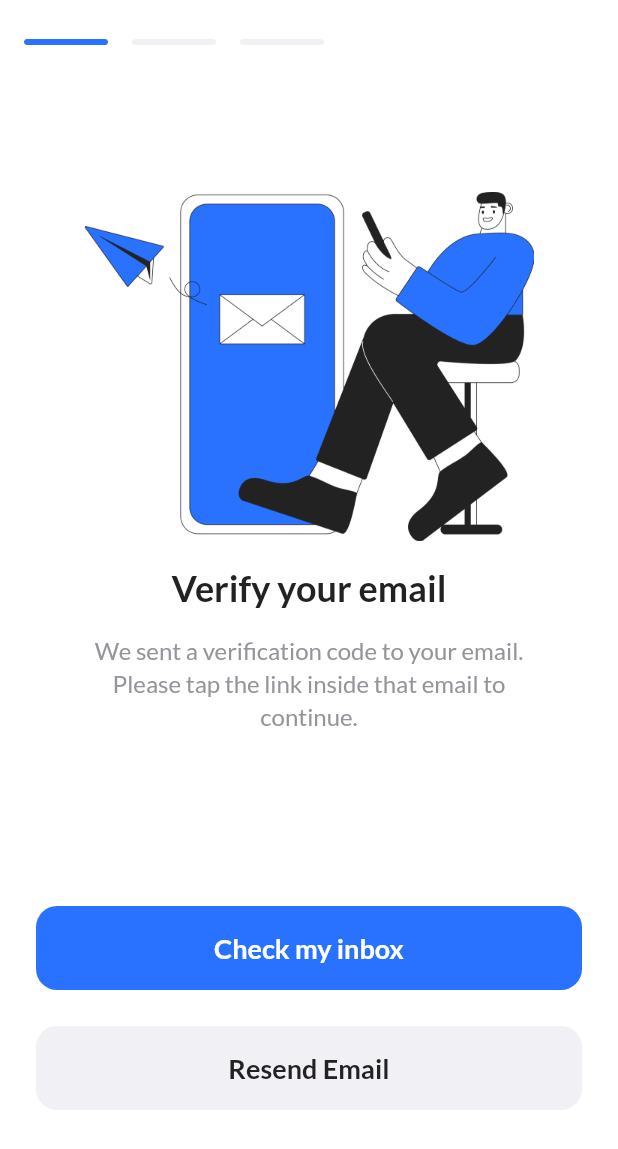
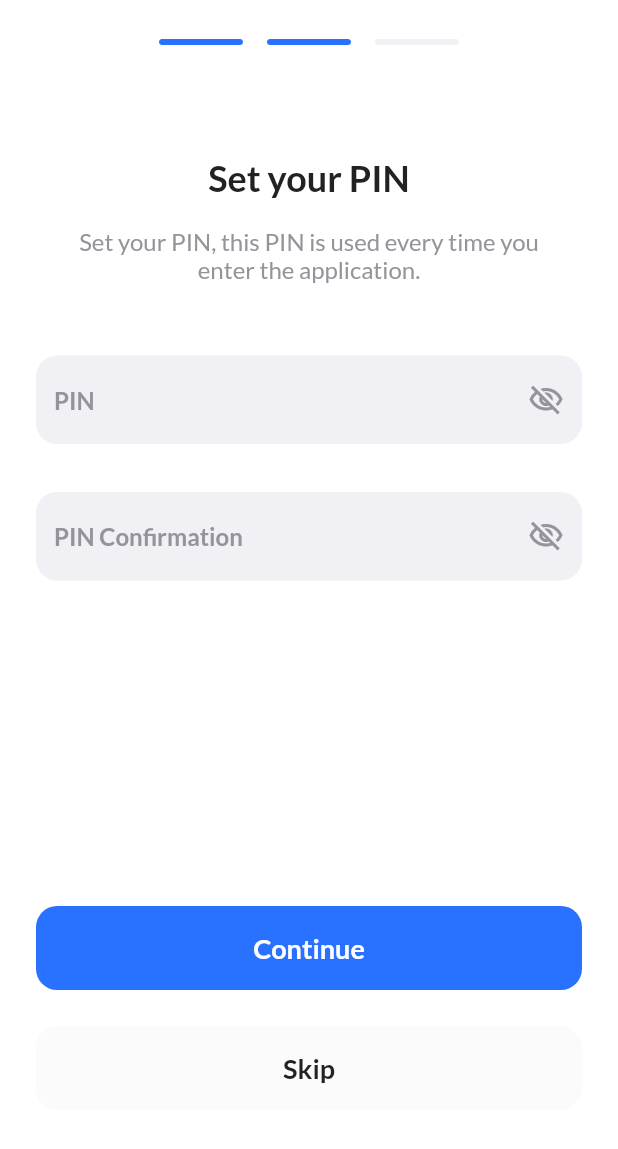
Before and after one commit to whisnuys/coinfo-app, a Flutter app: the VerifyEmailScreen screen opened by its route, after a tap on "Check my inbox", on a phone screen of 412 x 824 dp. Shown: the top 1149 px of the screen. Run offline on Flutter 3.47's test engine with Material 2 defaults, Android fonts, the light colour scheme and no system bars; our stand-ins replace google_fonts.

Commit message:
adding some routes and screens

```diff
--- a/lib/main.dart
+++ b/lib/main.dart
@@ -4,6 +4,8 @@ import './screens/splash_screen.dart';
 import './screens/login_screen.dart';
 import './screens/register_screen.dart';
 import './screens/verify_email_screen.dart';
+import './screens/setpin_screen.dart';
+import './screens/congratulation_screen.dart';
 
 void main() {
   runApp(const MyApp());
@@ -21,7 +23,8 @@ class MyApp extends StatelessWidget {
         "/register": (context) => const RegisterScreen(),
         "/login": (context) => const LoginScreen(),
         "/verifemail": (context) => const VerifyEmailScreen(),
-        "/setpin": (context) => const VerifyEmailScreen(),
+        "/setpin": (context) => const SetpinScreen(),
+        "/congrats": (context) => const CongratulationScreen(),
       },
     );
   }
--- a/lib/screens/setpin_screen.dart
+++ b/lib/screens/setpin_screen.dart
@@ -1,20 +1,141 @@
+import 'package:coinfo_app/widgets/custom_button.dart';
 import 'package:flutter/material.dart';
 import '../constant/theme.dart';
+import '../widgets/input_field.dart';
 
-class MyWidget extends StatefulWidget {
-  const MyWidget({Key? key}) : super(key: key);
+class SetpinScreen extends StatefulWidget {
+  const SetpinScreen({Key? key}) : super(key: key);
 
   @override
-  State<MyWidget> createState() => _MyWidgetState();
+  State<SetpinScreen> createState() => _SetpinScreenState();
 }
 
-class _MyWidgetState extends State<MyWidget> {
+class _SetpinScreenState extends State<SetpinScreen> {
+  final TextEditingController setpinController =
+      TextEditingController(text: '');
+  final TextEditingController setpinConfirmController =
+      TextEditingController(text: '');
+
+  bool pinVisible = true;
+  bool pinConfirmVisible = true;
+  void togglePinVisible() {
+    setState(() {
+      pinVisible = !pinVisible;
+    });
+  }
+
+  void togglePinConfirmVisible() {
+    setState(() {
+      pinConfirmVisible = !pinConfirmVisible;
+    });
+  }
+
   @override
   Widget build(BuildContext context) {
     return Scaffold(
       backgroundColor: kWhiteColor,
+      appBar: AppBar(
+        centerTitle: true,
+        title: Image.asset(
+          'assets/image_step2.png',
+          width: 200,
+          height: 4,
+        ),
+        elevation: 0,
+        backgroundColor: kWhiteColor,
+      ),
       body: Center(
-        child: Text('Set pin'),
+        child: ListView(
+          padding: EdgeInsets.symmetric(horizontal: defaultMargin),
+          children: [
+            Form(
+              child: Column(
+                children: [
+                  const SizedBox(
+                    height: 48,
+                  ),
+                  Text(
+                    'Set your PIN',
+                    style: blackTextStyle.copyWith(
+                      fontWeight: bold,
+                      fontSize: 24,
+                    ),
+                  ),
+                  const SizedBox(
+                    height: 18,
+                  ),
+                  Text(
+                    'Set your PIN, this PIN is used every time you\nenter the application.',
+                    style: greyTextStyle.copyWith(
+                      fontSize: 16,
+                    ),
+                    textAlign: TextAlign.center,
+                  ),
+                  const SizedBox(
+                    height: 48,
+                  ),
+                  InputField(
+                    hintText: 'PIN',
+                    suffixIcon: IconButton(
+                      splashRadius: 1,
+                      color: kGreyColor,
+                      onPressed: togglePinVisible,
+                      icon: Icon(
+                        pinVisible
+                            ? Icons.visibility_off_outlined
+                            : Icons.visibility_outlined,
+                      ),
+                    ),
+                    obscureText: pinVisible,
+                    controller: setpinController,
+                    type: TextInputType.number,
+                  ),
+                  const SizedBox(
+                    height: 32,
+                  ),
+                  InputField(
+                    hintText: 'PIN Confirmation',
+                    suffixIcon: IconButton(
+                      splashRadius: 1,
+                      color: kGreyColor,
+                      onPressed: togglePinConfirmVisible,
+                      icon: Icon(
+                        pinConfirmVisible
+                            ? Icons.visibility_off_outlined
+                            : Icons.visibility_outlined,
+                      ),
+                    ),
+                    obscureText: pinConfirmVisible,
+                    controller: setpinConfirmController,
+                    type: TextInputType.number,
+                  ),
+                ],
+              ),
+            ),
+            const SizedBox(
+              height: 217,
+            ),
+            CustomButton(
+              text: 'Continue',
+              bgColor: kPrimaryColor,
+              textStyle: whiteTextStyle,
+              onTap: () {},
+            ),
+            const SizedBox(height: 24),
+            CustomButton(
+              text: 'Skip',
+              bgColor: kBackgroundColor,
+              textStyle: blackTextStyle,
+              onTap: () {
+                Navigator.pushNamedAndRemoveUntil(
+                    context, '/congrats', (route) => false);
+              },
+            ),
+            const SizedBox(
+              height: 56,
+            ),
+          ],
+        ),
       ),
     );
   }
--- a/lib/screens/verify_email_screen.dart
+++ b/lib/screens/verify_email_screen.dart
@@ -10,6 +10,7 @@ class VerifyEmailScreen extends StatelessWidget {
     return Scaffold(
       backgroundColor: kWhiteColor,
       appBar: AppBar(
+        centerTitle: true,
         title: Image.asset(
           'assets/image_step1.png',
           width: 200,
```
Also changed, not shown: lib/screens/congratulation_screen.dart (added, +80 -0 lines).
